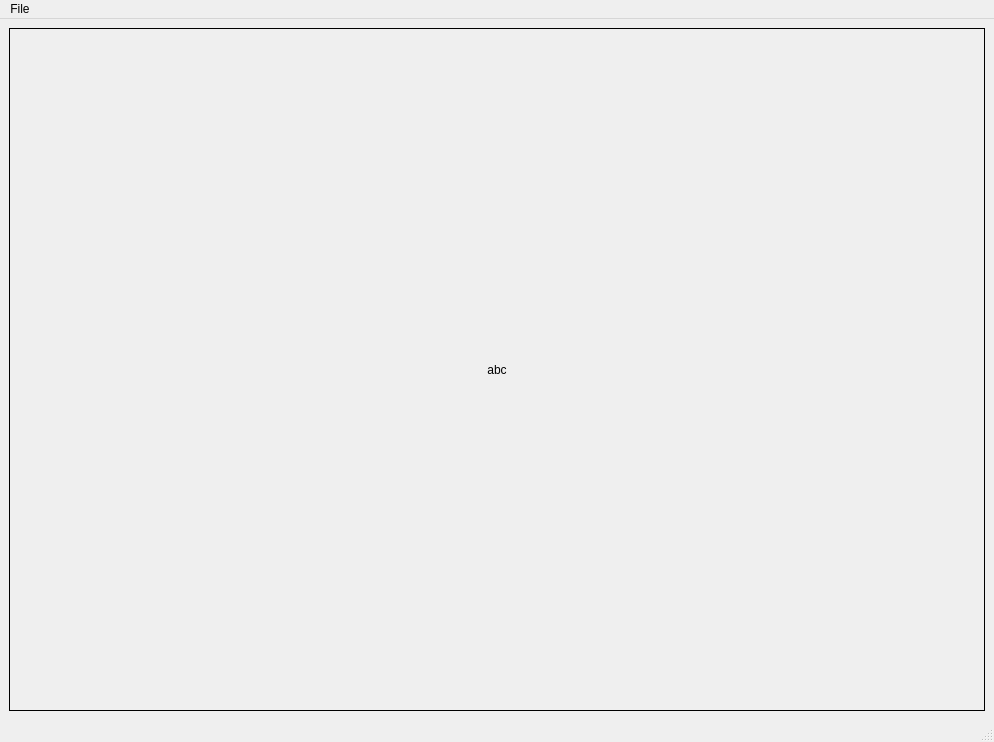
solloc/filebrowser, file filebrowser/main.ui: the form before one commit.
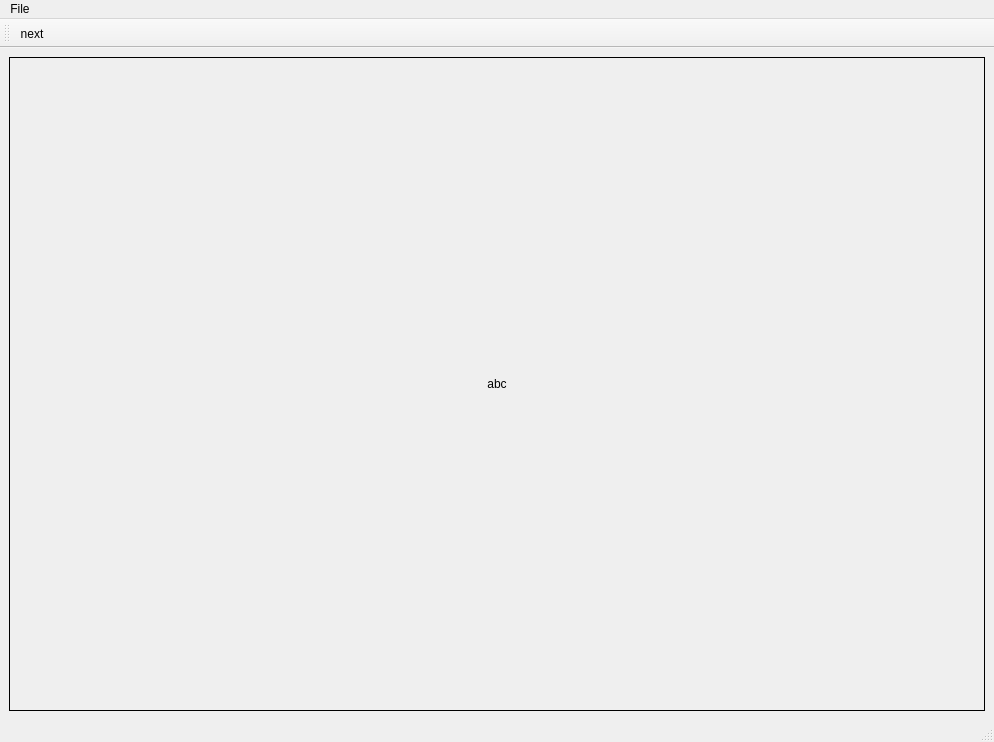
The form after the commit.

Commit message: random browsing added

```diff
--- a/filebrowser/main.ui
+++ b/filebrowser/main.ui
@@ -71,11 +71,34 @@
    <addaction name="menuFile"/>
   </widget>
   <widget class="QStatusBar" name="statusbar"/>
+  <widget class="QToolBar" name="toolBar">
+   <property name="windowTitle">
+    <string>toolBar</string>
+   </property>
+   <attribute name="toolBarArea">
+    <enum>TopToolBarArea</enum>
+   </attribute>
+   <attribute name="toolBarBreak">
+    <bool>false</bool>
+   </attribute>
+   <addaction name="action_next"/>
+  </widget>
   <action name="actionOpen">
    <property name="text">
     <string>Open ...</string>
    </property>
   </action>
+  <action name="action_next">
+   <property name="text">
+    <string>next</string>
+   </property>
+   <property name="toolTip">
+    <string>next</string>
+   </property>
+   <property name="shortcut">
+    <string>Right</string>
+   </property>
+  </action>
  </widget>
  <resources/>
  <connections/>
```
The commit also changes 1 other file.
